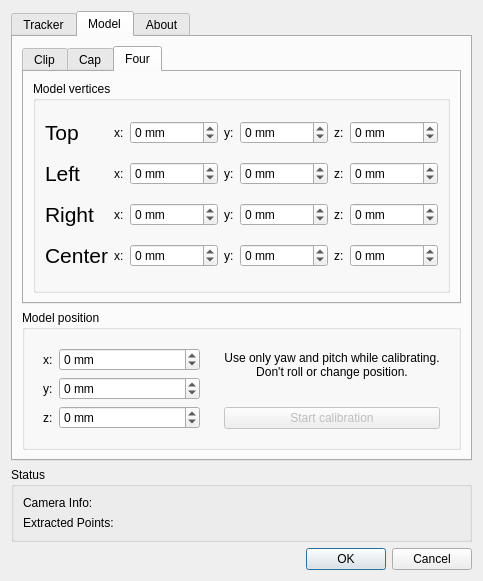
First picture: the form in tracker-easy/tracker-easy-settings.ui, repository opentrack/opentrack, before the edit.
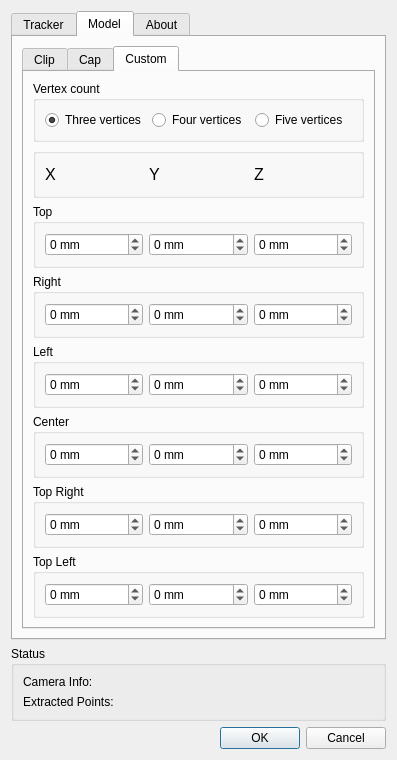
Second picture: the form after the edit. The open tabs and pages were chosen to show the change. Icons and pictures are not drawn.

Commit message: Easy Tracker: UI rework for custom model with three, four or five vertices. More settings can be changed live without have to restart the tracker. Fixing a few deadlock issues.

The edit to the form file:
```diff
--- a/tracker-easy/tracker-easy-settings.ui
+++ b/tracker-easy/tracker-easy-settings.ui
@@ -9,8 +9,8 @@
    <rect>
     <x>0</x>
     <y>0</y>
-    <width>422</width>
-    <height>724</height>
+    <width>465</width>
+    <height>764</height>
    </rect>
   </property>
   <property name="sizePolicy">
@@ -36,71 +36,17 @@
    <property name="sizeConstraint">
     <enum>QLayout::SetFixedSize</enum>
    </property>
-   <item row="1" column="0" alignment="Qt::AlignVCenter">
-    <widget class="QGroupBox" name="groupBox_5">
+   <item row="8" column="0">
+    <widget class="QDialogButtonBox" name="buttonBox">
      <property name="sizePolicy">
       <sizepolicy hsizetype="Preferred" vsizetype="Maximum">
        <horstretch>0</horstretch>
        <verstretch>0</verstretch>
       </sizepolicy>
      </property>
-     <property name="title">
-      <string>Status</string>
+     <property name="standardButtons">
+      <set>QDialogButtonBox::Cancel|QDialogButtonBox::Ok</set>
      </property>
-     <layout class="QGridLayout" name="gridLayout_10">
-      <item row="1" column="0">
-       <widget class="QLabel" name="label_3">
-        <property name="sizePolicy">
-         <sizepolicy hsizetype="Preferred" vsizetype="Maximum">
-          <horstretch>0</horstretch>
-          <verstretch>0</verstretch>
-         </sizepolicy>
-        </property>
-        <property name="text">
-         <string>Extracted Points:</string>
-        </property>
-       </widget>
-      </item>
-      <item row="0" column="0">
-       <widget class="QLabel" name="label_38">
-        <property name="sizePolicy">
-         <sizepolicy hsizetype="Preferred" vsizetype="Maximum">
-          <horstretch>0</horstretch>
-          <verstretch>0</verstretch>
-         </sizepolicy>
-        </property>
-        <property name="text">
-         <string>Camera Info:</string>
-        </property>
-       </widget>
-      </item>
-      <item row="1" column="1">
-       <widget class="QLabel" name="pointinfo_label">
-        <property name="sizePolicy">
-         <sizepolicy hsizetype="Minimum" vsizetype="Maximum">
-          <horstretch>0</horstretch>
-          <verstretch>0</verstretch>
-         </sizepolicy>
-        </property>
-        <property name="text">
-         <string/>
-        </property>
-       </widget>
-      </item>
-      <item row="0" column="1">
-       <widget class="QLabel" name="caminfo_label">
-        <property name="sizePolicy">
-         <sizepolicy hsizetype="Minimum" vsizetype="Maximum">
-          <horstretch>0</horstretch>
-          <verstretch>0</verstretch>
-         </sizepolicy>
-        </property>
-        <property name="text">
-         <string/>
-        </property>
-       </widget>
-      </item>
-     </layout>
     </widget>
    </item>
    <item row="0" column="0">
@@ -876,95 +822,227 @@
            <bool>true</bool>
           </property>
           <attribute name="title">
-           <string>Four</string>
+           <string>Custom</string>
           </attribute>
           <layout class="QGridLayout" name="gridLayout">
+           <item row="1" column="0">
+            <widget class="QGroupBox" name="groupBox">
+             <property name="title">
+              <string/>
+             </property>
+             <property name="flat">
+              <bool>false</bool>
+             </property>
+             <layout class="QHBoxLayout" name="horizontalLayout_8">
+              <item>
+               <widget class="QLabel" name="label">
+                <property name="text">
+                 <string>&lt;html&gt;&lt;head/&gt;&lt;body&gt;&lt;p&gt;&lt;span style=&quot; font-size:12pt;&quot;&gt;X&lt;/span&gt;&lt;/p&gt;&lt;/body&gt;&lt;/html&gt;</string>
+                </property>
+               </widget>
+              </item>
+              <item>
+               <widget class="QLabel" name="label_6">
+                <property name="text">
+                 <string>&lt;html&gt;&lt;head/&gt;&lt;body&gt;&lt;p&gt;&lt;span style=&quot; font-size:12pt;&quot;&gt;Y&lt;/span&gt;&lt;/p&gt;&lt;/body&gt;&lt;/html&gt;</string>
+                </property>
+               </widget>
+              </item>
+              <item>
+               <widget class="QLabel" name="label_11">
+                <property name="text">
+                 <string>&lt;html&gt;&lt;head/&gt;&lt;body&gt;&lt;p&gt;&lt;span style=&quot; font-size:12pt;&quot;&gt;Z&lt;/span&gt;&lt;/p&gt;&lt;/body&gt;&lt;/html&gt;</string>
+                </property>
+               </widget>
+              </item>
+             </layout>
+            </widget>
+           </item>
+           <item row="7" column="0">
+            <widget class="QGroupBox" name="iGroupBoxTopRight">
+             <property name="title">
+              <string>Top Right</string>
+             </property>
+             <layout class="QHBoxLayout" name="horizontalLayout_6">
+              <item>
+               <widget class="QSpinBox" name="iSpinVertexTopRightX">
+                <property name="suffix">
+                 <string> mm</string>
+                </property>
+                <property name="minimum">
+                 <number>-65535</number>
+                </property>
+                <property name="maximum">
+                 <number>65535</number>
+                </property>
+               </widget>
+              </item>
+              <item>
+               <widget class="QSpinBox" name="iSpinVertexTopRightY">
+                <property name="suffix">
+                 <string> mm</string>
+                </property>
+                <property name="minimum">
+                 <number>-65535</number>
+                </property>
+                <property name="maximum">
+                 <number>65535</number>
+                </property>
+               </widget>
+              </item>
+              <item>
+               <widget class="QSpinBox" name="iSpinVertexTopRightZ">
+                <property name="suffix">
+                 <string> mm</string>
+                </property>
+                <property name="minimum">
+                 <number>-65535</number>
+                </property>
+                <property name="maximum">
+                 <number>65535</number>
+                </property>
+               </widget>
+              </item>
+             </layout>
+            </widget>
+           </item>
+           <item row="8" column="0">
+            <widget class="QGroupBox" name="iGroupBoxTopLeft">
+             <property name="title">
+              <string>Top Left</string>
+             </property>
+             <layout class="QHBoxLayout" name="horizontalLayout_7">
+              <item>
+               <widget class="QSpinBox" name="iSpinVertexTopLeftX">
+                <property name="suffix">
+                 <string> mm</string>
+                </property>
+                <property name="minimum">
+                 <number>-65535</number>
+                </property>
+                <property name="maximum">
+                 <number>65535</number>
+                </property>
+               </widget>
+              </item>
+              <item>
+               <widget class="QSpinBox" name="iSpinVertexTopLeftY">
+                <property name="suffix">
+                 <string> mm</string>
+                </property>
+                <property name="minimum">
+                 <number>-65535</number>
+                </property>
+                <property name="maximum">
+                 <number>65535</number>
+                </property>
+               </widget>
+              </item>
+              <item>
+               <widget class="QSpinBox" name="iSpinVertexTopLeftZ">
+                <property name="suffix">
+                 <string> mm</string>
+                </property>
+                <property name="minimum">
+                 <number>-65535</number>
+                </property>
+                <property name="maximum">
+                 <number>65535</number>
+                </property>
+               </widget>
+              </item>
+             </layout>
+            </widget>
+           </item>
+           <item row="5" column="0">
+            <widget class="QGroupBox" name="iGroupBoxLeft">
+             <property name="title">
+              <string>Left</string>
+             </property>
+             <layout class="QHBoxLayout" name="horizontalLayout_4">
+              <item>
+               <widget class="QSpinBox" name="iSpinVertexLeftX">
+                <property name="suffix">
+                 <string> mm</string>
+                </property>
+                <property name="minimum">
+                 <number>-65535</number>
+                </property>
+                <property name="maximum">
+                 <number>65535</number>
+                </property>
+               </widget>
+              </item>
+              <item>
+               <widget class="QSpinBox" name="iSpinVertexLeftY">
+                <property name="suffix">
+                 <string> mm</string>
+                </property>
+                <property name="minimum">
+                 <number>-65535</number>
+                </property>
+                <property name="maximum">
+                 <number>65535</number>
+                </property>
+               </widget>
+              </item>
+              <item>
+               <widget class="QSpinBox" name="iSpinVertexLeftZ">
+                <property name="suffix">
+                 <string> mm</string>
+                </property>
+                <property name="minimum">
+                 <number>-65535</number>
+                </property>
+                <property name="maximum">
+                 <number>65535</number>
+                </property>
+               </widget>
+              </item>
+             </layout>
+            </widget>
+           </item>
            <item row="0" column="0">
             <widget class="QGroupBox" name="groupBox_7">
              <property name="title">
-              <string>Model vertices</string>
+              <string>Vertex count</string>
              </property>
-             <layout class="QGridLayout" name="gridLayout_5">
-              <item row="0" column="6">
-               <widget class="QSpinBox" name="iSpinFourTopZ">
-                <property name="suffix">
-                 <string> mm</string>
-                </property>
-                <property name="minimum">
-                 <number>-65535</number>
-                </property>
-                <property name="maximum">
-                 <number>65535</number>
-                </property>
-               </widget>
-              </item>
-              <item row="0" column="1">
-               <widget class="QLabel" name="label_68">
-                <property name="sizePolicy">
-                 <sizepolicy hsizetype="Maximum" vsizetype="Preferred">
-                  <horstretch>0</horstretch>
-                  <verstretch>0</verstretch>
-                 </sizepolicy>
-                </property>
+             <layout class="QHBoxLayout" name="horizontalLayout">
+              <item>
+               <widget class="QRadioButton" name="iRadioButtonCustomModelThree">
                 <property name="text">
-                 <string>x:</string>
+                 <string>Three vertices</string>
                 </property>
-               </widget>
-              </item>
-              <item row="0" column="3">
-               <widget class="QLabel" name="label_76">
-                <property name="sizePolicy">
-                 <sizepolicy hsizetype="Maximum" vsizetype="Preferred">
-                  <horstretch>0</horstretch>
-                  <verstretch>0</verstretch>
-                 </sizepolicy>
+                <property name="checked">
+                 <bool>true</bool>
                 </property>
-                <property name="text">
-                 <string>y:</string>
-                </property>
                </widget>
               </item>
-              <item row="0" column="2">
-               <widget class="QSpinBox" name="iSpinFourTopX">
-                <property name="suffix">
-                 <string> mm</string>
-                </property>
-                <property name="minimum">
-                 <number>-65535</number>
-                </property>
-                <property name="maximum">
-                 <number>65535</number>
-                </property>
-               </widget>
-              </item>
-              <item row="0" column="5">
-               <widget class="QLabel" name="label_65">
-                <property name="sizePolicy">
-                 <sizepolicy hsizetype="Maximum" vsizetype="Preferred">
-                  <horstretch>0</horstretch>
-                  <verstretch>0</verstretch>
-                 </sizepolicy>
-                </property>
+              <item>
+               <widget class="QRadioButton" name="iRadioButtonCustomModelFour">
                 <property name="text">
-                 <string>z:</string>
+                 <string>Four vertices</string>
                 </property>
                </widget>
               </item>
-              <item row="0" column="0">
-               <widget class="QLabel" name="label_75">
-                <property name="sizePolicy">
-                 <sizepolicy hsizetype="Maximum" vsizetype="Preferred">
-                  <horstretch>0</horstretch>
-                  <verstretch>0</verstretch>
-                 </sizepolicy>
-                </property>
+              <item>
+               <widget class="QRadioButton" name="iRadioButtonCustomModelFive">
                 <property name="text">
-                 <string>&lt;html&gt;&lt;head/&gt;&lt;body&gt;&lt;p&gt;&lt;span style=&quot; font-size:16pt;&quot;&gt;Top&lt;/span&gt;&lt;/p&gt;&lt;/body&gt;&lt;/html&gt;</string>
+                 <string>Five vertices</string>
                 </property>
                </widget>
               </item>
-              <item row="0" column="4">
-               <widget class="QSpinBox" name="iSpinFourTopY">
+             </layout>
+            </widget>
+           </item>
+           <item row="6" column="0">
+            <widget class="QGroupBox" name="iGroupBoxCenter">
+             <property name="title">
+              <string>Center</string>
+             </property>
+             <layout class="QHBoxLayout" name="horizontalLayout_5">
+              <item>
+               <widget class="QSpinBox" name="iSpinVertexCenterX">
                 <property name="suffix">
                  <string> mm</string>
                 </property>
@@ -976,8 +1054,8 @@
                 </property>
                </widget>
               </item>
-              <item row="2" column="6">
-               <widget class="QSpinBox" name="iSpinFourLeftZ">
+              <item>
+               <widget class="QSpinBox" name="iSpinVertexCenterY">
                 <property name="suffix">
                  <string> mm</string>
                 </property>
@@ -989,8 +1067,8 @@
                 </property>
                </widget>
               </item>
-              <item row="2" column="2">
-               <widget class="QSpinBox" name="iSpinFourLeftX">
+              <item>
+               <widget class="QSpinBox" name="iSpinVertexCenterZ">
                 <property name="suffix">
                  <string> mm</string>
                 </property>
@@ -1002,8 +1080,17 @@
                 </property>
                </widget>
               </item>
-              <item row="2" column="4">
-               <widget class="QSpinBox" name="iSpinFourLeftY">
+             </layout>
+            </widget>
+           </item>
+           <item row="3" column="0">
+            <widget class="QGroupBox" name="iGroupBoxRight">
+             <property name="title">
+              <string>Right</string>
+             </property>
+             <layout class="QHBoxLayout" name="horizontalLayout_3">
+              <item>
+               <widget class="QSpinBox" name="iSpinVertexRightX">
                 <property name="suffix">
                  <string> mm</string>
                 </property>
@@ -1015,73 +1102,8 @@
                 </property>
                </widget>
               </item>
-              <item row="2" column="0">
-               <widget class="QLabel" name="label_74">
-                <property name="sizePolicy">
-                 <sizepolicy hsizetype="Maximum" vsizetype="Preferred">
-                  <horstretch>0</horstretch>
-                  <verstretch>0</verstretch>
-                 </sizepolicy>
-                </property>
-                <property name="text">
-                 <string>&lt;html&gt;&lt;head/&gt;&lt;body&gt;&lt;p&gt;&lt;span style=&quot; font-size:16pt;&quot;&gt;Left&lt;/span&gt;&lt;/p&gt;&lt;/body&gt;&lt;/html&gt;</string>
-                </property>
-               </widget>
-              </item>
-              <item row="2" column="3">
-               <widget class="QLabel" name="label_72">
-                <property name="sizePolicy">
-                 <sizepolicy hsizetype="Maximum" vsizetype="Preferred">
-                  <horstretch>0</horstretch>
-                  <verstretch>0</verstretch>
-                 </sizepolicy>
-                </property>
-                <property name="text">
-                 <string>y:</string>
-                </property>
-               </widget>
-              </item>
-              <item row="2" column="5">
-               <widget class="QLabel" name="label_73">
-                <property name="sizePolicy">
-                 <sizepolicy hsizetype="Maximum" vsizetype="Preferred">
-                  <horstretch>0</horstretch>
-                  <verstretch>0</verstretch>
-                 </sizepolicy>
-                </property>
-                <property name="text">
-                 <string>z:</string>
-                </property>
-               </widget>
-              </item>
-              <item row="2" column="1">
-               <widget class="QLabel" name="label_71">
-                <property name="sizePolicy">
-                 <sizepolicy hsizetype="Maximum" vsizetype="Preferred">
-                  <horstretch>0</horstretch>
-                  <verstretch>0</verstretch>
-                 </sizepolicy>
-                </property>
-                <property name="text">
-                 <string>x:</string>
-                </property>
-               </widget>
-              </item>
-              <item row="3" column="0">
-               <widget class="QLabel" name="label_60">
-                <property name="sizePolicy">
-                 <sizepolicy hsizetype="Maximum" vsizetype="Preferred">
-                  <horstretch>0</horstretch>
-                  <verstretch>0</verstretch>
-                 </sizepolicy>
-                </property>
-                <property name="text">
-                 <string>&lt;html&gt;&lt;head/&gt;&lt;body&gt;&lt;p&gt;&lt;span style=&quot; font-size:16pt;&quot;&gt;Right&lt;/span&gt;&lt;/p&gt;&lt;/body&gt;&lt;/html&gt;</string>
-                </property>
-               </widget>
-              </item>
-              <item row="3" column="2">
-               <widget class="QSpinBox" name="iSpinFourRightX">
+              <item>
+               <widget class="QSpinBox" name="iSpinVertexRightY">
                 <property name="suffix">
                  <string> mm</string>
                 </property>
@@ -1093,34 +1115,8 @@
                 </property>
                </widget>
               </item>
-              <item row="3" column="1">
-               <widget class="QLabel" name="label_63">
-                <property name="sizePolicy">
-                 <sizepolicy hsizetype="Maximum" vsizetype="Preferred">
-                  <horstretch>0</horstretch>
-                  <verstretch>0</verstretch>
-                 </sizepolicy>
-                </property>
-                <property name="text">
-                 <string>x:</string>
-                </property>
-               </widget>
-              </item>
-              <item row="3" column="3">
-               <widget class="QLabel" name="label_58">
-                <property name="sizePolicy">
-                 <sizepolicy hsizetype="Maximum" vsizetype="Preferred">
-                  <horstretch>0</horstretch>
-                  <verstretch>0</verstretch>
-                 </sizepolicy>
-                </property>
-                <property name="text">
-                 <string>y:</string>
-                </property>
-               </widget>
-              </item>
-              <item row="3" column="4">
-               <widget class="QSpinBox" name="iSpinFourRightY">
+              <item>
+               <widget class="QSpinBox" name="iSpinVertexRightZ">
                 <property name="suffix">
                  <string> mm</string>
                 </property>
@@ -1132,21 +1128,20 @@
                 </property>
                </widget>
               </item>
-              <item row="3" column="5">
-               <widget class="QLabel" name="label_57">
-                <property name="sizePolicy">
-                 <sizepolicy hsizetype="Maximum" vsizetype="Preferred">
-                  <horstretch>0</horstretch>
-                  <verstretch>0</verstretch>
-                 </sizepolicy>
-                </property>
-                <property name="text">
-                 <string>z:</string>
-                </property>
-               </widget>
-              </item>
-              <item row="3" column="6">
-               <widget class="QSpinBox" name="iSpinFourRightZ">
+             </layout>
+            </widget>
+           </item>
+           <item row="2" column="0">
+            <widget class="QGroupBox" name="iGroupBoxTop">
+             <property name="title">
+              <string>Top</string>
+             </property>
+             <layout class="QHBoxLayout" name="horizontalLayout_2">
+              <property name="topMargin">
+               <number>9</number>
+              </property>
+              <item>
+               <widget class="QSpinBox" name="iSpinVertexTopX">
                 <property name="suffix">
                  <string> mm</string>
                 </property>
@@ -1158,34 +1153,8 @@
                 </property>
                </widget>
               </item>
-              <item row="5" column="0">
-               <widget class="QLabel" name="label_64">
-                <property name="sizePolicy">
-                 <sizepolicy hsizetype="Maximum" vsizetype="Preferred">
-                  <horstretch>0</horstretch>
-                  <verstretch>0</verstretch>
-                 </sizepolicy>
-                </property>
-                <property name="text">
-                 <string>&lt;html&gt;&lt;head/&gt;&lt;body&gt;&lt;p&gt;&lt;span style=&quot; font-size:16pt;&quot;&gt;Center&lt;/span&gt;&lt;/p&gt;&lt;/body&gt;&lt;/html&gt;</string>
-                </property>
-               </widget>
-              </item>
-              <item row="5" column="1">
-               <widget class="QLabel" name="label_67">
-                <property name="sizePolicy">
-                 <sizepolicy hsizetype="Maximum" vsizetype="Preferred">
-                  <horstretch>0</horstretch>
-                  <verstretch>0</verstretch>
-                 </sizepolicy>
-                </property>
-                <property name="text">
-                 <string>x:</string>
-                </property>
-               </widget>
-              </item>
-              <item row="5" column="2">
-               <widget class="QSpinBox" name="iSpinFourCenterX">
+              <item>
+               <widget class="QSpinBox" name="iSpinVertexTopY">
                 <property name="suffix">
                  <string> mm</string>
                 </property>
@@ -1197,47 +1166,8 @@
                 </property>
                </widget>
               </item>
-              <item row="5" column="3">
-               <widget class="QLabel" name="label_70">
-                <property name="sizePolicy">
-                 <sizepolicy hsizetype="Maximum" vsizetype="Preferred">
-                  <horstretch>0</horstretch>
-                  <verstretch>0</verstretch>
-                 </sizepolicy>
-                </property>
-                <property name="text">
-                 <string>y:</string>
-                </property>
-               </widget>
-              </item>
-              <item row="5" column="4">
-               <widget class="QSpinBox" name="iSpinFourCenterY">
-                <property name="suffix">
-                 <string> mm</string>
-                </property>
-                <property name="minimum">
-                 <number>-65535</number>
-                </property>
-                <property name="maximum">
-                 <number>65535</number>
-                </property>
-               </widget>
-              </item>
-              <item row="5" column="5">
-               <widget class="QLabel" name="label_69">
-                <property name="sizePolicy">
-                 <sizepolicy hsizetype="Maximum" vsizetype="Preferred">
-                  <horstretch>0</horstretch>
-                  <verstretch>0</verstretch>
-                 </sizepolicy>
-                </property>
-                <property name="text">
-                 <string>z:</string>
-                </property>
-               </widget>
-              </item>
-              <item row="5" column="6">
-               <widget class="QSpinBox" name="iSpinFourCenterZ">
+              <item>
+               <widget class="QSpinBox" name="iSpinVertexTopZ">
                 <property name="suffix">
                  <string> mm</string>
                 </property>
@@ -1256,169 +1186,6 @@
          </widget>
         </widget>
        </item>
-       <item row="1" column="0">
-        <widget class="QGroupBox" name="groupBox_10">
-         <property name="sizePolicy">
-          <sizepolicy hsizetype="Preferred" vsizetype="Maximum">
-           <horstretch>0</horstretch>
-           <verstretch>0</verstretch>
-          </sizepolicy>
-         </property>
-         <property name="title">
-          <string>Model position</string>
-         </property>
-         <layout class="QGridLayout" name="gridLayout_4">
-          <item row="0" column="0">
-           <widget class="QFrame" name="frame_2">
-            <property name="frameShape">
-             <enum>QFrame::NoFrame</enum>
-            </property>
-            <property name="frameShadow">
-             <enum>QFrame::Raised</enum>
-            </property>
-            <layout class="QGridLayout" name="gridLayout_11">
-             <item row="1" column="1">
-              <widget class="QSpinBox" name="ty_spin">
-               <property name="suffix">
-                <string> mm</string>
-               </property>
-               <property name="minimum">
-                <number>-65535</number>
-               </property>
-               <property name="maximum">
-                <number>65536</number>
-               </property>
-              </widget>
-             </item>
-             <item row="2" column="0">
-              <widget class="QLabel" name="label_66">
-               <property name="sizePolicy">
-                <sizepolicy hsizetype="Maximum" vsizetype="Preferred">
-                 <horstretch>0</horstretch>
-                 <verstretch>0</verstretch>
-                </sizepolicy>
-               </property>
-               <property name="text">
-                <string>z:</string>
-               </property>
-              </widget>
-             </item>
-             <item row="2" column="1">
-              <widget class="QSpinBox" name="tz_spin">
-               <property name="suffix">
-                <string> mm</string>
-               </property>
-               <property name="minimum">
-                <number>-65535</number>
-               </property>
-               <property name="maximum">
-                <number>65536</number>
-               </property>
-              </widget>
-             </item>
-             <item row="0" column="0">
-              <widget class="QLabel" name="label_61">
-               <property name="sizePolicy">
-                <sizepolicy hsizetype="Maximum" vsizetype="Preferred">
-                 <horstretch>0</horstretch>
-                 <verstretch>0</verstretch>
-                </sizepolicy>
-               </property>
-               <property name="text">
-                <string>x:</string>
-               </property>
-              </widget>
-             </item>
-             <item row="0" column="1">
-              <widget class="QSpinBox" name="tx_spin">
-               <property name="suffix">
-                <string> mm</string>
-               </property>
-               <property name="minimum">
-                <number>-65535</number>
-               </property>
-               <property name="maximum">
-                <number>65536</number>
-               </property>
-              </widget>
-             </item>
-             <item row="1" column="0">
-              <widget class="QLabel" name="label_62">
-               <property name="sizePolicy">
-                <sizepolicy hsizetype="Maximum" vsizetype="Preferred">
-                 <horstretch>0</horstretch>
-                 <verstretch>0</verstretch>
-                </sizepolicy>
-               </property>
-               <property name="text">
-                <string>y:</string>
-               </property>
-              </widget>
-             </item>
-            </layout>
-           </widget>
-          </item>
-          <item row="0" column="1">
-           <widget class="QFrame" name="frame">
-            <property name="frameShape">
-             <enum>QFrame::NoFrame</enum>
-            </property>
-            <property name="frameShadow">
-             <enum>QFrame::Raised</enum>
-            </property>
-            <layout class="QVBoxLayout" name="verticalLayout_2">
-             <item>
-              <widget class="QLabel" name="label_59">
-               <property name="text">
-                <string>Use only yaw and pitch while calibrating.
-Don't roll or change position.</string>
-               </property>
-               <property name="alignment">
-                <set>Qt::AlignCenter</set>
-               </property>
-               <property name="wordWrap">
-                <bool>true</bool>
-               </property>
-               <property name="openExternalLinks">
-                <bool>false</bool>
-               </property>
-              </widget>
-             </item>
-             <item>
-              <widget class="QLabel" name="sample_count_display">
-               <property name="sizePolicy">
-                <sizepolicy hsizetype="Minimum" vsizetype="Maximum">
-                 <horstretch>0</horstretch>
-                 <verstretch>0</verstretch>
-                </sizepolicy>
-               </property>
-               <property name="text">
-                <string/>
-               </property>
-               <property name="wordWrap">
-                <bool>true</bool>
-               </property>
-              </widget>
-             </item>
-             <item>
-              <widget class="QPushButton" name="tcalib_button">
-               <property name="enabled">
-                <bool>false</bool>
-               </property>
-               <property name="text">
-                <string>Start calibration</string>
-               </property>
-               <property name="checkable">
-                <bool>true</bool>
-               </property>
-              </widget>
-             </item>
-            </layout>
-           </widget>
-          </item>
-         </layout>
-        </widget>
-       </item>
       </layout>
      </widget>
      <widget class="QWidget" name="tab_3">
@@ -1456,17 +1223,71 @@
      </widget>
     </widget>
    </item>
-   <item row="2" column="0">
-    <widget class="QDialogButtonBox" name="buttonBox">
+   <item row="7" column="0" alignment="Qt::AlignVCenter">
+    <widget class="QGroupBox" name="groupBox_5">
      <property name="sizePolicy">
       <sizepolicy hsizetype="Preferred" vsizetype="Maximum">
        <horstretch>0</horstretch>
        <verstretch>0</verstretch>
       </sizepolicy>
      </property>
-     <property name="standardButtons">
-      <set>QDialogButtonBox::Cancel|QDialogButtonBox::Ok</set>
+     <property name="title">
+      <string>Status</string>
      </property>
+     <layout class="QGridLayout" name="gridLayout_10">
+      <item row="1" column="0">
+       <widget class="QLabel" name="label_3">
+        <property name="sizePolicy">
+         <sizepolicy hsizetype="Preferred" vsizetype="Maximum">
+          <horstretch>0</horstretch>
+          <verstretch>0</verstretch>
+         </sizepolicy>
+        </property>
+        <property name="text">
+         <string>Extracted Points:</string>
+        </property>
+       </widget>
+      </item>
+      <item row="0" column="0">
+       <widget class="QLabel" name="label_38">
+        <property name="sizePolicy">
+         <sizepolicy hsizetype="Preferred" vsizetype="Maximum">
+          <horstretch>0</horstretch>
+          <verstretch>0</verstretch>
+         </sizepolicy>
+        </property>
+        <property name="text">
+         <string>Camera Info:</string>
+        </property>
+       </widget>
+      </item>
+      <item row="1" column="1">
+       <widget class="QLabel" name="pointinfo_label">
+        <property name="sizePolicy">
+         <sizepolicy hsizetype="Minimum" vsizetype="Maximum">
+          <horstretch>0</horstretch>
+          <verstretch>0</verstretch>
+         </sizepolicy>
+        </property>
+        <property name="text">
+         <string/>
+        </property>
+       </widget>
+      </item>
+      <item row="0" column="1">
+       <widget class="QLabel" name="caminfo_label">
+        <property name="sizePolicy">
+         <sizepolicy hsizetype="Minimum" vsizetype="Maximum">
+          <horstretch>0</horstretch>
+          <verstretch>0</verstretch>
+         </sizepolicy>
+        </property>
+        <property name="text">
+         <string/>
+        </property>
+       </widget>
+      </item>
+     </layout>
     </widget>
    </item>
   </layout>
```
Left out of the diff: 89 changed lines with no effect on the pictures. The commit also changes 13 other files.
